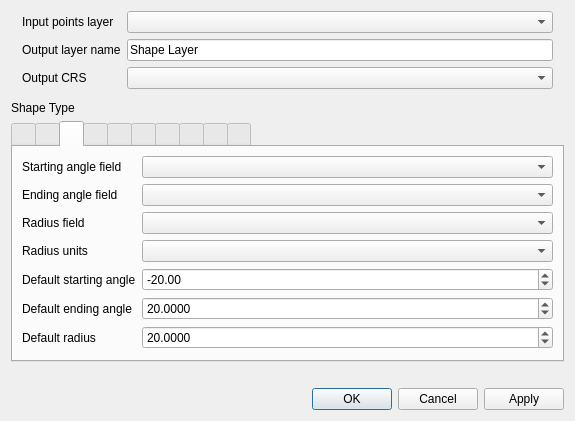
Qt form ui/vector2Shape.ui (NationalSecurityAgency/qgis-shapetools-plugin) before a commit.
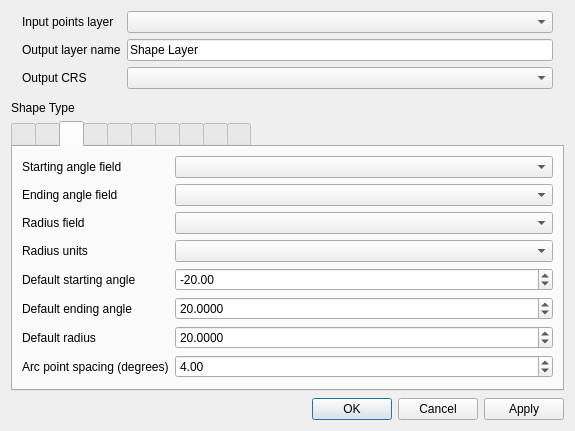
The same form after that commit. The open tabs and pages were chosen to show the change. Custom widgets are drawn as their Qt base class.

The edit to the form file:
```diff
--- a/ui/vector2Shape.ui
+++ b/ui/vector2Shape.ui
@@ -7,7 +7,7 @@
     <x>0</x>
     <y>0</y>
     <width>575</width>
-    <height>421</height>
+    <height>431</height>
    </rect>
   </property>
   <property name="windowTitle">
@@ -423,6 +423,26 @@
          </property>
         </widget>
        </item>
+       <item row="7" column="0">
+        <widget class="QLabel" name="label_55">
+         <property name="text">
+          <string>Arc point spacing (degrees)</string>
+         </property>
+        </widget>
+       </item>
+       <item row="7" column="1">
+        <widget class="QDoubleSpinBox" name="pointSpacingSpinBox">
+         <property name="minimum">
+          <double>0.250000000000000</double>
+         </property>
+         <property name="maximum">
+          <double>30.000000000000000</double>
+         </property>
+         <property name="value">
+          <double>4.000000000000000</double>
+         </property>
+        </widget>
+       </item>
       </layout>
      </widget>
      <widget class="QWidget" name="polygon">
```
Left out of the diff: 2 changed lines with no effect on the pictures.
